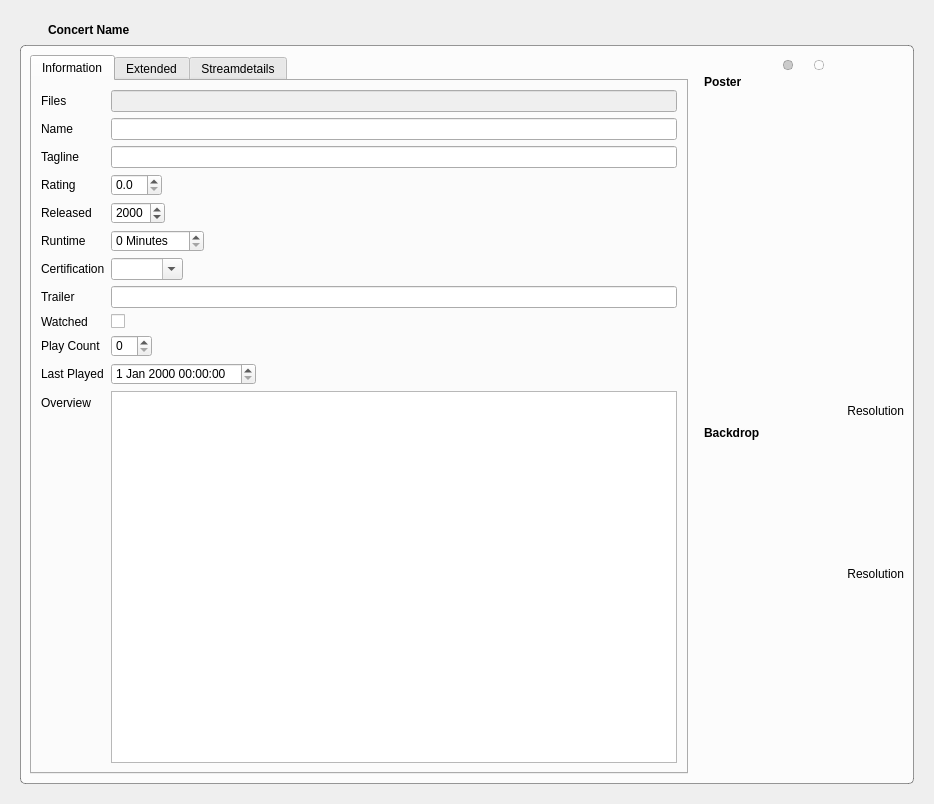
Above: concerts/ConcertWidget.ui from Komet/MediaElch before the change. Below: the same form after it.
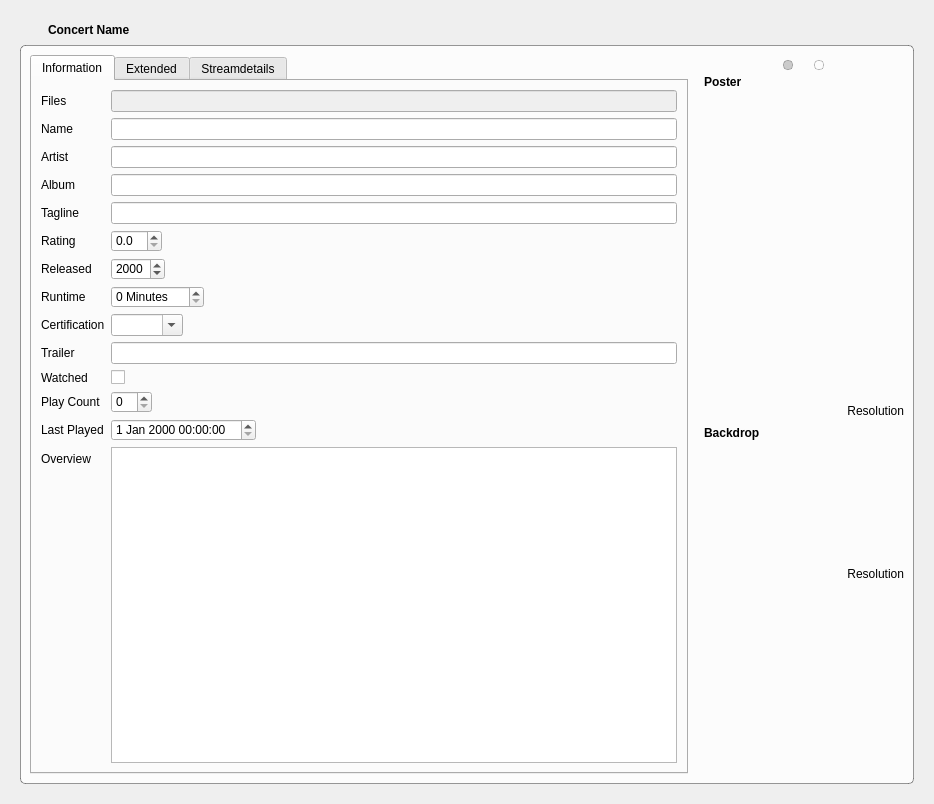
That is the form after the change. Icons and pictures are not drawn. Custom widgets are drawn as their Qt base class.

Commit message: Fixes #160 Added support for artist and album in concerts

Patch:
```diff
--- a/concerts/ConcertWidget.ui
+++ b/concerts/ConcertWidget.ui
@@ -142,24 +142,24 @@
               <item row="2" column="1">
                <widget class="QLineEdit" name="name"/>
               </item>
-              <item row="3" column="0">
+              <item row="5" column="0">
                <widget class="QLabel" name="label_6">
                 <property name="text">
                  <string>Tagline</string>
                 </property>
                </widget>
               </item>
-              <item row="3" column="1">
+              <item row="5" column="1">
                <widget class="QLineEdit" name="tagline"/>
               </item>
-              <item row="4" column="0">
+              <item row="6" column="0">
                <widget class="QLabel" name="label_4">
                 <property name="text">
                  <string>Rating</string>
                 </property>
                </widget>
               </item>
-              <item row="4" column="1">
+              <item row="6" column="1">
                <widget class="QDoubleSpinBox" name="rating">
                 <property name="decimals">
                  <number>1</number>
@@ -169,28 +169,28 @@
                 </property>
                </widget>
               </item>
-              <item row="5" column="0">
+              <item row="7" column="0">
                <widget class="QLabel" name="label_5">
                 <property name="text">
                  <string>Released</string>
                 </property>
                </widget>
               </item>
-              <item row="5" column="1">
+              <item row="7" column="1">
                <widget class="QDateEdit" name="released">
                 <property name="displayFormat">
                  <string>yyyy</string>
                 </property>
                </widget>
               </item>
-              <item row="6" column="0">
+              <item row="8" column="0">
                <widget class="QLabel" name="label_7">
                 <property name="text">
                  <string>Runtime</string>
                 </property>
                </widget>
               </item>
-              <item row="6" column="1">
+              <item row="8" column="1">
                <widget class="QSpinBox" name="runtime">
                 <property name="suffix">
                  <string> Minutes</string>
@@ -200,14 +200,14 @@
                 </property>
                </widget>
               </item>
-              <item row="8" column="0">
+              <item row="10" column="0">
                <widget class="QLabel" name="label_8">
                 <property name="text">
                  <string>Certification</string>
                 </property>
                </widget>
               </item>
-              <item row="8" column="1">
+              <item row="10" column="1">
                <widget class="QComboBox" name="certification">
                 <property name="editable">
                  <bool>true</bool>
@@ -217,64 +217,84 @@
                 </property>
                </widget>
               </item>
-              <item row="9" column="0">
+              <item row="11" column="0">
                <widget class="QLabel" name="label_9">
                 <property name="text">
                  <string>Trailer</string>
                 </property>
                </widget>
               </item>
-              <item row="9" column="1">
+              <item row="11" column="1">
                <widget class="QLineEdit" name="trailer"/>
               </item>
-              <item row="10" column="0">
+              <item row="12" column="0">
                <widget class="QLabel" name="label_20">
                 <property name="text">
                  <string>Watched</string>
                 </property>
                </widget>
               </item>
-              <item row="10" column="1">
+              <item row="12" column="1">
                <widget class="QCheckBox" name="watched">
                 <property name="text">
                  <string/>
                 </property>
                </widget>
               </item>
-              <item row="11" column="0">
+              <item row="13" column="0">
                <widget class="QLabel" name="label_10">
                 <property name="text">
                  <string>Play Count</string>
                 </property>
                </widget>
               </item>
-              <item row="11" column="1">
+              <item row="13" column="1">
                <widget class="QSpinBox" name="playcount">
                 <property name="maximum">
                  <number>99</number>
                 </property>
                </widget>
               </item>
-              <item row="12" column="0">
+              <item row="14" column="0">
                <widget class="QLabel" name="label_11">
                 <property name="text">
                  <string>Last Played</string>
                 </property>
                </widget>
               </item>
-              <item row="12" column="1">
+              <item row="14" column="1">
                <widget class="QDateTimeEdit" name="lastPlayed"/>
               </item>
-              <item row="13" column="0">
+              <item row="15" column="0">
                <widget class="QLabel" name="label_15">
                 <property name="text">
                  <string>Overview</string>
                 </property>
                </widget>
               </item>
-              <item row="13" column="1">
+              <item row="15" column="1">
                <widget class="QTextEdit" name="overview"/>
               </item>
+              <item row="3" column="0">
+               <widget class="QLabel" name="label_3">
+                <property name="text">
+                 <string>Artist</string>
+                </property>
+               </widget>
+              </item>
+              <item row="4" column="0">
+               <widget class="QLabel" name="label_16">
+                <property name="text">
+                 <string>Album</string>
+                </property>
+               </widget>
+              </item>
+              <item row="3" column="1">
+               <widget class="QLineEdit" name="artist"/>
+              </item>
+              <item row="4" column="1">
+               <widget class="QLineEdit" name="album"/>
+              </item>
              </layout>
             </item>
            </layout>
```
The commit also changes 5 other files.
